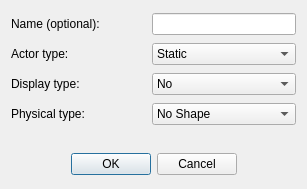
Old version of the form Editor/addactordialog.ui in the repository LBALab/lbanet.
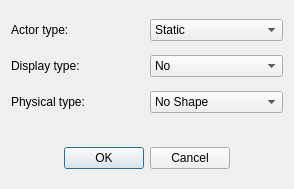
New version of the form.

Patch:
```diff
--- a/Editor/addactordialog.ui
+++ b/Editor/addactordialog.ui
@@ -6,7 +6,7 @@
    <rect>
     <x>0</x>
     <y>0</y>
-    <width>307</width>
+    <width>294</width>
     <height>189</height>
    </rect>
   </property>
@@ -17,24 +17,14 @@
    <bool>true</bool>
   </property>
   <layout class="QGridLayout" name="gridLayout">
-   <item row="0" column="0">
-    <widget class="QLabel" name="label">
-     <property name="text">
-      <string>Name (optional):</string>
-     </property>
-    </widget>
-   </item>
-   <item row="0" column="2">
-    <widget class="QLineEdit" name="lineEdit_name"/>
-   </item>
-   <item row="2" column="0">
+   <item row="1" column="0">
     <widget class="QLabel" name="label_2">
      <property name="text">
       <string>Display type:</string>
      </property>
     </widget>
    </item>
-   <item row="2" column="2">
+   <item row="1" column="1">
     <widget class="QComboBox" name="comboBox_dtype">
      <item>
       <property name="text">
@@ -63,14 +53,14 @@
      </item>
     </widget>
    </item>
-   <item row="3" column="0">
+   <item row="2" column="0">
     <widget class="QLabel" name="label_3">
      <property name="text">
       <string>Physical type:</string>
      </property>
     </widget>
    </item>
-   <item row="3" column="2">
+   <item row="2" column="1">
     <widget class="QComboBox" name="comboBox_ptype">
      <item>
       <property name="text">
@@ -99,7 +89,7 @@
      </item>
     </widget>
    </item>
-   <item row="6" column="0" colspan="3">
+   <item row="5" column="0" colspan="2">
     <widget class="QDialogButtonBox" name="buttonBox">
      <property name="orientation">
       <enum>Qt::Horizontal</enum>
@@ -112,30 +102,7 @@
      </property>
     </widget>
    </item>
-   <item row="2" column="1">
-    <spacer name="horizontalSpacer">
-     <property name="orientation">
-      <enum>Qt::Horizontal</enum>
-     </property>
-     <property name="sizeType">
-      <enum>QSizePolicy::Preferred</enum>
-     </property>
-     <property name="sizeHint" stdset="0">
-      <size>
-       <width>40</width>
-       <height>20</height>
-      </size>
-     </property>
-    </spacer>
-   </item>
-   <item row="1" column="0">
-    <widget class="QLabel" name="label_4">
-     <property name="text">
-      <string>Actor type:</string>
-     </property>
-    </widget>
-   </item>
-   <item row="1" column="2">
+   <item row="0" column="1">
     <widget class="QComboBox" name="comboBox_atype">
      <item>
       <property name="text">
@@ -164,7 +131,7 @@
      </item>
     </widget>
    </item>
-   <item row="4" column="0">
+   <item row="3" column="0">
     <spacer name="verticalSpacer">
      <property name="orientation">
       <enum>Qt::Vertical</enum>
@@ -180,6 +147,13 @@
      </property>
     </spacer>
    </item>
+   <item row="0" column="0">
+    <widget class="QLabel" name="label_4">
+     <property name="text">
+      <string>Actor type:</string>
+     </property>
+    </widget>
+   </item>
   </layout>
  </widget>
  <resources/>
```
